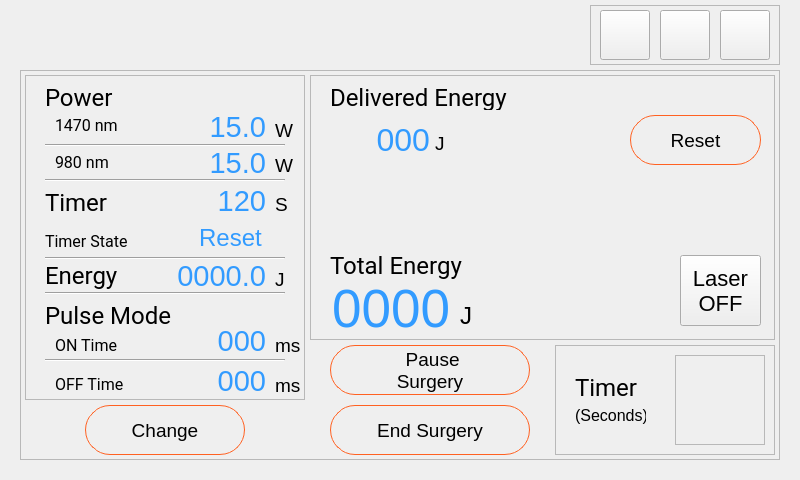
Above: readyforsurgery.ui from sushant8808/Proctology_colibri before the change. Below: the same form after it.
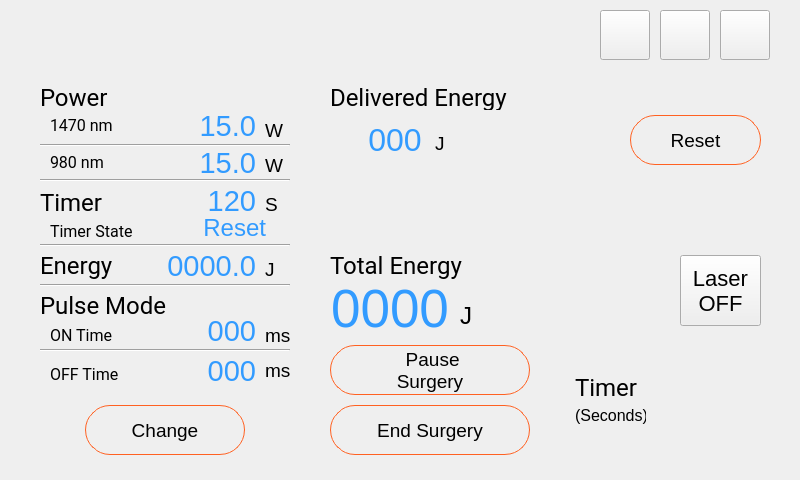
That is the form after the change. Custom widgets are drawn as their Qt base class.

```diff
--- a/readyforsurgery.ui
+++ b/readyforsurgery.ui
@@ -26,10 +26,7 @@
     </rect>
    </property>
    <property name="frameShape">
-    <enum>QFrame::Shape::StyledPanel</enum>
-   </property>
-   <property name="frameShadow">
-    <enum>QFrame::Shadow::Raised</enum>
+    <enum>QFrame::NoFrame</enum>
    </property>
    <widget class="QFrame" name="readysurgery_2">
     <property name="geometry">
@@ -44,15 +41,12 @@
      <string notr="true"/>
     </property>
     <property name="frameShape">
-     <enum>QFrame::Shape::StyledPanel</enum>
-    </property>
-    <property name="frameShadow">
-     <enum>QFrame::Shadow::Raised</enum>
+     <enum>QFrame::NoFrame</enum>
     </property>
     <widget class="QLabel" name="label_1">
      <property name="geometry">
       <rect>
-       <x>20</x>
+       <x>15</x>
        <y>10</y>
        <width>70</width>
        <height>25</height>
@@ -62,6 +56,7 @@
       <font>
        <family>Roboto</family>
        <pointsize>18</pointsize>
+       <weight>50</weight>
        <italic>false</italic>
        <bold>false</bold>
       </font>
@@ -76,7 +71,7 @@
     <widget class="QLabel" name="label_2">
      <property name="geometry">
       <rect>
-       <x>250</x>
+       <x>240</x>
        <y>45</y>
        <width>31</width>
        <height>21</height>
@@ -92,7 +87,7 @@
     <widget class="QLabel" name="label_6">
      <property name="geometry">
       <rect>
-       <x>250</x>
+       <x>240</x>
        <y>119</y>
        <width>31</width>
        <height>21</height>
@@ -108,7 +103,7 @@
     <widget class="QLabel" name="label_5">
      <property name="geometry">
       <rect>
-       <x>20</x>
+       <x>15</x>
        <y>115</y>
        <width>70</width>
        <height>25</height>
@@ -118,6 +113,7 @@
       <font>
        <family>Roboto</family>
        <pointsize>18</pointsize>
+       <weight>50</weight>
        <italic>false</italic>
        <bold>false</bold>
       </font>
@@ -132,8 +128,8 @@
     <widget class="QLabel" name="label_8">
      <property name="geometry">
       <rect>
-       <x>20</x>
-       <y>154</y>
+       <x>25</x>
+       <y>144</y>
        <width>131</width>
        <height>25</height>
       </rect>
@@ -142,6 +138,7 @@
       <font>
        <family>Roboto</family>
        <pointsize>12</pointsize>
+       <weight>50</weight>
        <italic>false</italic>
        <bold>false</bold>
       </font>
@@ -156,8 +153,8 @@
     <widget class="QLabel" name="label_9">
      <property name="geometry">
       <rect>
-       <x>20</x>
-       <y>228</y>
+       <x>15</x>
+       <y>218</y>
        <width>141</width>
        <height>25</height>
       </rect>
@@ -166,6 +163,7 @@
       <font>
        <family>Roboto</family>
        <pointsize>18</pointsize>
+       <weight>50</weight>
        <italic>false</italic>
        <bold>false</bold>
       </font>
@@ -180,8 +178,8 @@
     <widget class="QLabel" name="label_11">
      <property name="geometry">
       <rect>
-       <x>250</x>
-       <y>194</y>
+       <x>240</x>
+       <y>184</y>
        <width>31</width>
        <height>21</height>
       </rect>
@@ -196,8 +194,8 @@
     <widget class="QLabel" name="label_10">
      <property name="geometry">
       <rect>
-       <x>20</x>
-       <y>185</y>
+       <x>15</x>
+       <y>175</y>
        <width>81</width>
        <height>31</height>
       </rect>
@@ -206,6 +204,7 @@
       <font>
        <family>Roboto</family>
        <pointsize>18</pointsize>
+       <weight>50</weight>
        <italic>false</italic>
        <bold>false</bold>
       </font>
@@ -220,7 +219,7 @@
     <widget class="QLabel" name="label_3">
      <property name="geometry">
       <rect>
-       <x>30</x>
+       <x>25</x>
        <y>77</y>
        <width>61</width>
        <height>20</height>
@@ -242,7 +241,7 @@
     <widget class="QLabel" name="label_4">
      <property name="geometry">
       <rect>
-       <x>30</x>
+       <x>25</x>
        <y>40</y>
        <width>71</width>
        <height>20</height>
@@ -264,7 +263,7 @@
     <widget class="QLabel" name="L5_980nm">
      <property name="geometry">
       <rect>
-       <x>140</x>
+       <x>130</x>
        <y>72</y>
        <width>101</width>
        <height>31</height>
@@ -278,13 +277,13 @@
       <string>15.0</string>
      </property>
      <property name="alignment">
-      <set>Qt::AlignmentFlag::AlignRight|Qt::AlignmentFlag::AlignTrailing|Qt::AlignmentFlag::AlignVCenter</set>
+      <set>Qt::AlignRight|Qt::AlignTrailing|Qt::AlignVCenter</set>
      </property>
     </widget>
     <widget class="QLabel" name="L5_1470nm">
      <property name="geometry">
       <rect>
-       <x>140</x>
+       <x>130</x>
        <y>35</y>
        <width>101</width>
        <height>31</height>
@@ -298,13 +297,13 @@
       <string>15.0</string>
      </property>
      <property name="alignment">
-      <set>Qt::AlignmentFlag::AlignRight|Qt::AlignmentFlag::AlignTop|Qt::AlignmentFlag::AlignTrailing</set>
+      <set>Qt::AlignRight|Qt::AlignTrailing|Qt::AlignVCenter</set>
      </property>
     </widget>
     <widget class="QLabel" name="L5_timer_sec">
      <property name="geometry">
       <rect>
-       <x>140</x>
+       <x>130</x>
        <y>110</y>
        <width>101</width>
        <height>31</height>
@@ -318,14 +317,14 @@
       <string>120</string>
      </property>
      <property name="alignment">
-      <set>Qt::AlignmentFlag::AlignRight|Qt::AlignmentFlag::AlignTrailing|Qt::AlignmentFlag::AlignVCenter</set>
+      <set>Qt::AlignRight|Qt::AlignTrailing|Qt::AlignVCenter</set>
      </property>
     </widget>
     <widget class="QLabel" name="L5_timer_state">
      <property name="geometry">
       <rect>
-       <x>160</x>
-       <y>150</y>
+       <x>150</x>
+       <y>140</y>
        <width>91</width>
        <height>26</height>
       </rect>
@@ -338,14 +337,14 @@
       <string>Reset</string>
      </property>
      <property name="alignment">
-      <set>Qt::AlignmentFlag::AlignCenter</set>
+      <set>Qt::AlignRight|Qt::AlignTrailing|Qt::AlignVCenter</set>
      </property>
     </widget>
     <widget class="QLabel" name="L5_pulse_on">
      <property name="geometry">
       <rect>
-       <x>140</x>
-       <y>250</y>
+       <x>130</x>
+       <y>240</y>
        <width>101</width>
        <height>31</height>
       </rect>
@@ -358,14 +357,14 @@
       <string>000</string>
      </property>
      <property name="alignment">
-      <set>Qt::AlignmentFlag::AlignRight|Qt::AlignmentFlag::AlignTrailing|Qt::AlignmentFlag::AlignVCenter</set>
+      <set>Qt::AlignRight|Qt::AlignTrailing|Qt::AlignVCenter</set>
      </property>
     </widget>
     <widget class="QLabel" name="L5_energy">
      <property name="geometry">
       <rect>
-       <x>140</x>
-       <y>185</y>
+       <x>130</x>
+       <y>175</y>
        <width>101</width>
        <height>31</height>
       </rect>
@@ -378,13 +377,13 @@
       <string>0000.0</string>
      </property>
      <property name="alignment">
-      <set>Qt::AlignmentFlag::AlignRight|Qt::AlignmentFlag::AlignTrailing|Qt::AlignmentFlag::AlignVCenter</set>
+      <set>Qt::AlignRight|Qt::AlignTrailing|Qt::AlignVCenter</set>
      </property>
     </widget>
     <widget class="QLabel" name="label_7">
      <property name="geometry">
       <rect>
-       <x>250</x>
+       <x>240</x>
        <y>80</y>
        <width>31</width>
        <height>21</height>
@@ -397,96 +396,31 @@
       <string>W</string>
      </property>
     </widget>
-    <widget class="Line" name="line">
-     <property name="geometry">
-      <rect>
-       <x>20</x>
-       <y>65</y>
-       <width>240</width>
-       <height>10</height>
-      </rect>
-     </property>
-     <property name="orientation">
-      <enum>Qt::Orientation::Horizontal</enum>
-     </property>
-    </widget>
-    <widget class="Line" name="line_2">
-     <property name="geometry">
-      <rect>
-       <x>20</x>
-       <y>100</y>
-       <width>240</width>
-       <height>10</height>
-      </rect>
-     </property>
-     <property name="orientation">
-      <enum>Qt::Orientation::Horizontal</enum>
-     </property>
-    </widget>
-    <widget class="Line" name="line_3">
-     <property name="geometry">
-      <rect>
-       <x>20</x>
-       <y>178</y>
-       <width>240</width>
-       <height>10</height>
-      </rect>
-     </property>
-     <property name="orientation">
-      <enum>Qt::Orientation::Horizontal</enum>
-     </property>
-    </widget>
-    <widget class="Line" name="line_4">
-     <property name="geometry">
-      <rect>
-       <x>20</x>
-       <y>213</y>
-       <width>240</width>
-       <height>10</height>
-      </rect>
-     </property>
-     <property name="orientation">
-      <enum>Qt::Orientation::Horizontal</enum>
-     </property>
-    </widget>
     <widget class="QLabel" name="L5_pulse_off">
      <property name="geometry">
       <rect>
-       <x>140</x>
-       <y>290</y>
-       <width>101</width>
-       <height>31</height>
-      </rect>
-     </property>
-     <property name="styleSheet">
-      <string notr="true">font-size:22pt;
-color: rgb(50, 155, 255);</string>
-     </property>
-     <property name="text">
-      <string>000</string>
-     </property>
-     <property name="alignment">
-      <set>Qt::AlignmentFlag::AlignRight|Qt::AlignmentFlag::AlignTrailing|Qt::AlignmentFlag::AlignVCenter</set>
-     </property>
-    </widget>
-    <widget class="Line" name="line_5">
-     <property name="geometry">
-      <rect>
-       <x>20</x>
+       <x>130</x>
        <y>280</y>
-       <width>240</width>
-       <height>10</height>
+       <width>101</width>
+       <height>31</height>
       </rect>
      </property>
-     <property name="orientation">
-      <enum>Qt::Orientation::Horizontal</enum>
+     <property name="styleSheet">
+      <string notr="true">font-size:22pt;
+color: rgb(50, 155, 255);</string>
+     </property>
+     <property name="text">
+      <string>000</string>
+     </property>
+     <property name="alignment">
+      <set>Qt::AlignRight|Qt::AlignTrailing|Qt::AlignVCenter</set>
      </property>
     </widget>
     <widget class="QLabel" name="label_18">
      <property name="geometry">
       <rect>
-       <x>30</x>
-       <y>260</y>
+       <x>25</x>
+       <y>250</y>
        <width>71</width>
        <height>20</height>
       </rect>
@@ -507,8 +441,8 @@
     <widget class="QLabel" name="label_19">
      <property name="geometry">
       <rect>
-       <x>30</x>
-       <y>299</y>
+       <x>25</x>
+       <y>289</y>
        <width>71</width>
        <height>20</height>
       </rect>
@@ -529,8 +463,8 @@
     <widget class="QLabel" name="L2_on_pulse_unit">
      <property name="geometry">
       <rect>
-       <x>250</x>
-       <y>260</y>
+       <x>240</x>
+       <y>250</y>
        <width>31</width>
        <height>21</height>
       </rect>
@@ -545,8 +479,8 @@
     <widget class="QLabel" name="L2_off_pulse_unit">
      <property name="geometry">
       <rect>
-       <x>250</x>
-       <y>300</y>
+       <x>240</x>
+       <y>285</y>
        <width>31</width>
        <height>21</height>
       </rect>
@@ -558,6 +492,71 @@
       <string>ms</string>
      </property>
     </widget>
+    <widget class="Line" name="line_2">
+     <property name="geometry">
+      <rect>
+       <x>15</x>
+       <y>100</y>
+       <width>250</width>
+       <height>10</height>
+      </rect>
+     </property>
+     <property name="orientation">
+      <enum>Qt::Horizontal</enum>
+     </property>
+    </widget>
+    <widget class="Line" name="line_3">
+     <property name="geometry">
+      <rect>
+       <x>15</x>
+       <y>65</y>
+       <width>250</width>
+       <height>10</height>
+      </rect>
+     </property>
+     <property name="orientation">
+      <enum>Qt::Horizontal</enum>
+     </property>
+    </widget>
+    <widget class="Line" name="line_4">
+     <property name="geometry">
+      <rect>
+       <x>15</x>
+       <y>165</y>
+       <width>250</width>
+       <height>10</height>
+      </rect>
+     </property>
+     <property name="orientation">
+      <enum>Qt::Horizontal</enum>
+     </property>
+    </widget>
+    <widget class="Line" name="line_5">
+     <property name="geometry">
+      <rect>
+       <x>15</x>
+       <y>205</y>
+       <width>250</width>
+       <height>10</height>
+      </rect>
+     </property>
+     <property name="orientation">
+      <enum>Qt::Horizontal</enum>
+     </property>
+    </widget>
+    <widget class="Line" name="line_6">
+     <property name="geometry">
+      <rect>
+       <x>15</x>
+       <y>270</y>
+       <width>250</width>
+       <height>10</height>
+      </rect>
+     </property>
+     <property name="orientation">
+      <enum>Qt::Horizontal</enum>
+     </property>
+    </widget>
    </widget>
    <widget class="QFrame" name="readysurgery_3">
     <property name="geometry">
@@ -572,10 +571,7 @@
      <string notr="true"/>
     </property>
     <property name="frameShape">
-     <enum>QFrame::Shape::StyledPanel</enum>
-    </property>
-    <property name="frameShadow">
-     <enum>QFrame::Shadow::Raised</enum>
+     <enum>QFrame::NoFrame</enum>
     </property>
     <widget class="QPushButton" name="B5_reset">
      <property name="geometry">
@@ -624,6 +620,7 @@
       <font>
        <family>Roboto</family>
        <pointsize>18</pointsize>
+       <weight>50</weight>
        <italic>false</italic>
        <bold>false</bold>
       </font>
@@ -664,6 +661,7 @@
       <font>
        <family>Roboto</family>
        <pointsize>18</pointsize>
+       <weight>50</weight>
        <italic>false</italic>
        <bold>false</bold>
       </font>
@@ -690,6 +688,9 @@
      <property name="text">
       <string/>
      </property>
+     <property name="alignment">
+      <set>Qt::AlignCenter</set>
+     </property>
     </widget>
     <widget class="QLabel" name="L5_store_5">
      <property name="geometry">
@@ -706,6 +707,9 @@
      <property name="text">
       <string/>
      </property>
+     <property name="alignment">
+      <set>Qt::AlignCenter</set>
+     </property>
     </widget>
     <widget class="QLabel" name="L5_store_2">
      <property name="geometry">
@@ -722,6 +726,9 @@
      <property name="text">
       <string/>
      </property>
+     <property name="alignment">
+      <set>Qt::AlignCenter</set>
+     </property>
     </widget>
     <widget class="QLabel" name="L5_store_3">
      <property name="geometry">
@@ -738,6 +745,9 @@
      <property name="text">
       <string/>
      </property>
+     <property name="alignment">
+      <set>Qt::AlignCenter</set>
+     </property>
     </widget>
     <widget class="QLabel" name="L5_store_4">
      <property name="geometry">
@@ -754,6 +764,9 @@
      <property name="text">
       <string/>
      </property>
+     <property name="alignment">
+      <set>Qt::AlignCenter</set>
+     </property>
     </widget>
     <widget class="QLabel" name="L5_store_6">
      <property name="geometry">
@@ -770,6 +783,9 @@
      <property name="text">
       <string/>
      </property>
+     <property name="alignment">
+      <set>Qt::AlignCenter</set>
+     </property>
     </widget>
     <widget class="QLabel" name="L5_store_7">
      <property name="geometry">
@@ -786,6 +802,9 @@
      <property name="text">
       <string/>
      </property>
+     <property name="alignment">
+      <set>Qt::AlignCenter</set>
+     </property>
     </widget>
     <widget class="QLabel" name="L5_store_8">
      <property name="geometry">
@@ -802,6 +821,9 @@
      <property name="text">
       <string/>
      </property>
+     <property name="alignment">
+      <set>Qt::AlignCenter</set>
+     </property>
     </widget>
     <widget class="QLabel" name="L5_total_energy">
      <property name="geometry">
@@ -820,7 +842,7 @@
       <string>0000</string>
      </property>
      <property name="alignment">
-      <set>Qt::AlignmentFlag::AlignBottom|Qt::AlignmentFlag::AlignRight|Qt::AlignmentFlag::AlignTrailing</set>
+      <set>Qt::AlignCenter</set>
      </property>
     </widget>
     <widget class="QLabel" name="L5_energy_deliverd">
@@ -840,7 +862,7 @@
       <string>000</string>
      </property>
      <property name="alignment">
-      <set>Qt::AlignmentFlag::AlignRight|Qt::AlignmentFlag::AlignTrailing|Qt::AlignmentFlag::AlignVCenter</set>
+      <set>Qt::AlignCenter</set>
      </property>
     </widget>
     <widget class="QPushButton" name="pushButton">
@@ -874,10 +896,7 @@
      <string notr="true"/>
     </property>
     <property name="frameShape">
-     <enum>QFrame::Shape::StyledPanel</enum>
-    </property>
-    <property name="frameShadow">
-     <enum>QFrame::Shadow::Raised</enum>
+     <enum>QFrame::NoFrame</enum>
     </property>
     <widget class="QLabel" name="label_17">
      <property name="geometry">
@@ -908,6 +927,7 @@
       <font>
        <family>Roboto</family>
        <pointsize>18</pointsize>
+       <weight>50</weight>
        <italic>false</italic>
        <bold>false</bold>
       </font>
@@ -929,10 +949,7 @@
       </rect>
      </property>
      <property name="frameShape">
-      <enum>QFrame::Shape::StyledPanel</enum>
-     </property>
-     <property name="frameShadow">
-      <enum>QFrame::Shadow::Raised</enum>
+      <enum>QFrame::NoFrame</enum>
      </property>
     </widget>
    </widget>
@@ -1015,10 +1032,7 @@
     </rect>
    </property>
    <property name="frameShape">
-    <enum>QFrame::Shape::StyledPanel</enum>
-   </property>
-   <property name="frameShadow">
-    <enum>QFrame::Shadow::Raised</enum>
+    <enum>QFrame::NoFrame</enum>
    </property>
    <widget class="home_button" name="B5_aimingbeam">
     <property name="geometry">
```
